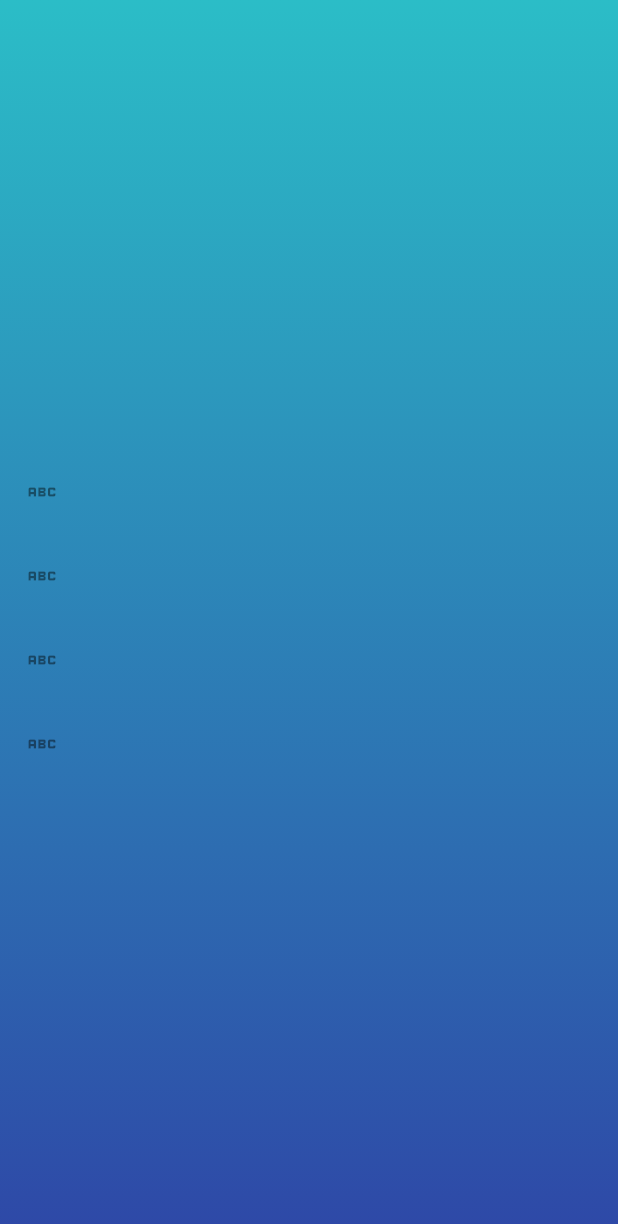
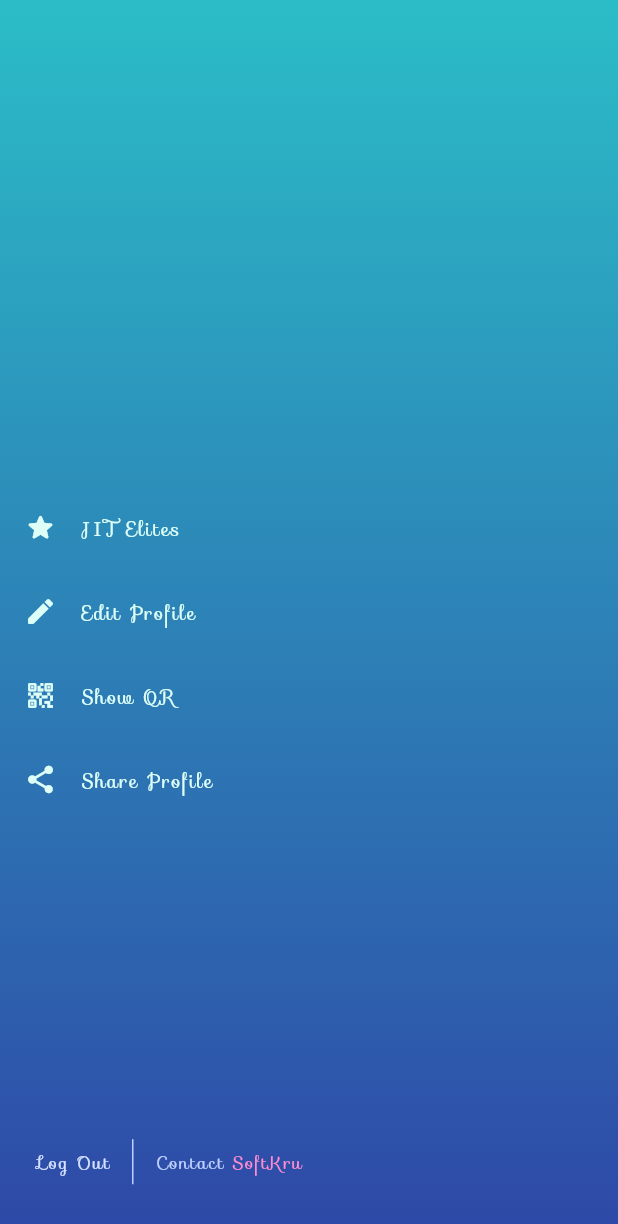
Before and after one commit to Suheb786/DiGi-Tag, a Flutter app: the MenuPage screen opened directly, on a phone screen of 412 x 824 dp. Shown: the top 1224 px of the screen. Run offline on Flutter 3.47's test engine with Material 2 defaults, Android fonts, the phone set to English and light mode, and no system bars; our stand-ins replace firebase_core, flutter_svg, flutter_switch, flutter_zoom_drawer, get; missing offline and left inert: dart:ffi; accounts and stored records are empty.

Commit message:
Drawer complete except functionality

```diff
--- a/lib/app/Decoration/widgets.dart
+++ b/lib/app/Decoration/widgets.dart
@@ -249,17 +249,28 @@ class Custom_UserName_Icons extends StatelessWidget {
           flex: 4,
         ),
         InkWell(
-            onTap: (() {}), child: SvgPicture.asset('assets/icons/Vector.svg')),
+            onTap: (() {}),
+            child: SvgPicture.asset(
+              'assets/icons/Search.svg',
+              height: 19,
+            )),
         const Spacer(),
         InkWell(
-            onTap: (() {}), child: SvgPicture.asset('assets/icons/Bell.svg')),
+            onTap: (() {}),
+            child: SvgPicture.asset(
+              'assets/icons/Bell.svg',
+              height: 19,
+            )),
         const Spacer(),
         InkWell(
             onTap: (() {
               ZoomDrawer.of(context)!.toggle();
               print("presseed");
             }),
-            child: SvgPicture.asset('assets/icons/drawer.svg')),
+            child: SvgPicture.asset(
+              'assets/icons/tabmenuicon.svg',
+              height: 19,
+            )),
         const Spacer()
       ],
     );
--- a/lib/app/modules/drawer/views/drawer_view.dart
+++ b/lib/app/modules/drawer/views/drawer_view.dart
@@ -2,6 +2,7 @@ import 'dart:ffi';
 
 import 'package:digitag/app/modules/home/views/home_view.dart';
 import 'package:flutter/material.dart';
+import 'package:flutter_switch/flutter_switch.dart';
 import 'package:flutter_zoom_drawer/flutter_zoom_drawer.dart';
 
 import 'package:get/get.dart';
@@ -9,27 +10,46 @@ import 'package:get/get.dart';
 import '../controllers/drawer_controller.dart';
 
 class DrawerView extends GetView<Drawer_Controller> {
-  const DrawerView({Key? key}) : super(key: key);
+  DrawerView({Key? key}) : super(key: key);
 
   @override
   Widget build(BuildContext context) {
     return ZoomDrawer(
       angle: 0,
+      boxShadow: [
+        BoxShadow(
+            color: Color(0x660000000),
+            offset: Offset(10, 4),
+            blurRadius: 20.0,
+            spreadRadius: 0.0)
+      ],
       borderRadius: 42,
-      slideWidth: 120,
-      // isRtl: false,
+      slideWidth: 200,
+      isRtl: false,
+      showShadow: true,
+      shadowLayer1Color: Colors.white.withOpacity(0.1),
+      shadowLayer2Color: Colors.white.withOpacity(0.15),
       style: DrawerStyle.Style1,
       mainScreen: HomeView(),
-      menuScreen: const MenuPage(),
+      menuScreen: MenuPage(),
     );
   }
 }
 
 class MenuItems {
-  static final beststdnt = MenuItem(Icons.abc_outlined);
-  static final editprfl = MenuItem(Icons.abc_outlined);
-  static final showqr = MenuItem(Icons.abc_outlined);
-  static final shareprfl = MenuItem(Icons.abc_outlined);
+  static final beststdnt = MenuItem(
+    Icons.star_rounded,
+    'JIT Elites',
+  );
+  static final editprfl = MenuItem(
+    Icons.mode_edit_rounded,
+    'Edit Profile',
+  );
+  static final showqr = MenuItem(
+    Icons.qr_code_2_rounded,
+    'Show QR',
+  );
+  static final shareprfl = MenuItem(Icons.share_rounded, 'Share Profile');
 
   static List<MenuItem> all = <MenuItem>[
     beststdnt,
@@ -40,12 +60,18 @@ class MenuItems {
 }
 
 class MenuItem {
+  final String title;
   final IconData icon;
-  MenuItem(this.icon);
+  MenuItem(
+    this.icon,
+    this.title,
+  );
 }
 
 class MenuPage extends StatelessWidget {
-  const MenuPage({Key? key}) : super(key: key);
+  const MenuPage({
+    Key? key,
+  }) : super(key: key);
 
   @override
   Widget build(BuildContext context) {
@@ -60,10 +86,65 @@ class MenuPage extends StatelessWidget {
           ),
         ),
         child: Column(
+          crossAxisAlignment: CrossAxisAlignment.start,
           children: [
-            Spacer(),
+            Spacer(
+              flex: 3,
+            ),
             ...MenuItems.all.map(buildMenuItem).toList(),
-            Spacer(),
+            Spacer(
+              flex: 2,
+            ),
+            Row(
+              children: [
+                SizedBox(width: 25),
+                InkWell(
+                  child: Text(
+                    "Log Out",
+                    style: TextStyle(
+                        letterSpacing: 1,
+                        fontFamily: 'Sofia',
+                        fontSize: 12,
+                        color: Color(0xffD4E0FF)),
+                  ),
+                ),
+                Transform.rotate(
+                  angle: -1.57,
+                  child: Container(
+                    color: Color(0xffBED0FF),
+                    width: 30,
+                    height: 1,
+                  ),
+                ),
+                InkWell(
+                  onTap: () {},
+                  child: Center(
+                    child: RichText(
+                        text: TextSpan(children: [
+                      TextSpan(
+                        text: "Contact ",
+                        style: TextStyle(
+                            fontFamily: 'Sofia',
+                            letterSpacing: 1,
+                            fontSize: 12,
+                            color: Color(0xffBED0FF)),
+                      ),
+                      TextSpan(
+                        text: "SoftKru",
+                        style: TextStyle(
+                            fontFamily: 'Sofia',
+                            letterSpacing: 1,
+                            fontSize: 12,
+                            color: Color(0xffFF8CD1)),
+                      ),
+                    ])),
+                  ),
+                )
+              ],
+            ),
+            SizedBox(
+              height: 40,
+            )
           ],
         ),
       ),
@@ -72,7 +153,19 @@ class MenuPage extends StatelessWidget {
 
   Widget buildMenuItem(MenuItem item) => ListTile(
         minLeadingWidth: 20,
-        leading: Icon(item.icon),
+        leading: Icon(
+          item.icon,
+          size: 22,
+          color: Color(0xffDDFFF7),
+        ),
+        title: Text(
+          item.title,
+          style: TextStyle(
+              color: Color(0xffDDFFF7),
+              fontFamily: 'Sofia',
+              fontSize: 13,
+              letterSpacing: 1.2),
+        ),
         onTap: () {},
       );
 }
```
Also changed, not shown: assets/icons/BestStudentLogo.svg (added), assets/icons/Search.svg (added), assets/icons/ShareIcon.svg (added), assets/icons/penicon.svg (added), assets/icons/qricon.svg (added), assets/icons/tabmenuicon.svg (added).
